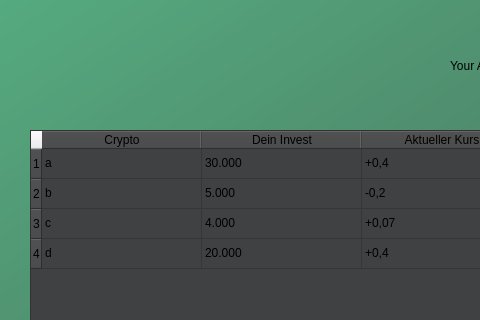
Qt form client/account.ui (SushantKumarPandey/Crypto-Tradeing-App-with-fake-currency) before a commit; both pictures show x 0 to 480 and y 0 to 320 of the 1200 by 800 pixel window.
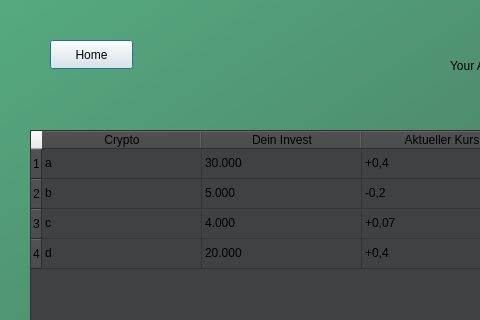
The same form after that commit. Icons and pictures are not drawn.

Commit message: feat(UI): profil als tab im forum und your account mit home-button

```diff
--- a/client/account.ui
+++ b/client/account.ui
@@ -173,6 +173,22 @@
      <string>Your Account</string>
     </property>
    </widget>
+   <widget class="QPushButton" name="pushButton">
+    <property name="geometry">
+     <rect>
+      <x>40</x>
+      <y>40</y>
+      <width>83</width>
+      <height>29</height>
+     </rect>
+    </property>
+    <property name="text">
+     <string>Home</string>
+    </property>
+    <property name="icon">
+     <iconset theme="QIcon::ThemeIcon::GoHome"/>
+    </property>
+   </widget>
   </widget>
   <widget class="QTableWidget" name="tableWidget">
    <property name="geometry">
```
The commit also changes 1 other file.
